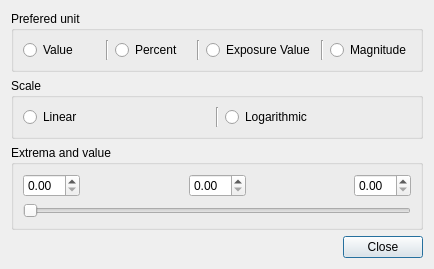
This is ui/slider.ui in ploki/darkflow as Qt 5 draws it before an edit. The edited form follows.
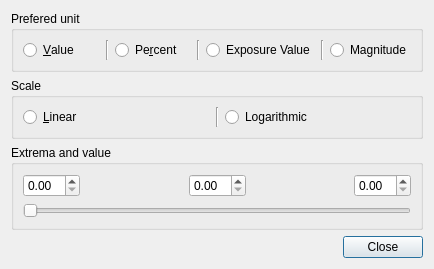
This is the edited form.

Diff of the .ui file:
```diff
--- a/ui/slider.ui
+++ b/ui/slider.ui
@@ -23,7 +23,7 @@
       <item>
        <widget class="QRadioButton" name="radio_value">
         <property name="text">
-         <string>Value</string>
+         <string>&amp;Value</string>
         </property>
        </widget>
       </item>
@@ -37,7 +37,7 @@
       <item>
        <widget class="QRadioButton" name="radio_percent">
         <property name="text">
-         <string>Percent</string>
+         <string>Pe&amp;rcent</string>
         </property>
        </widget>
       </item>
@@ -81,7 +81,7 @@
       <item>
        <widget class="QRadioButton" name="radio_linear">
         <property name="text">
-         <string>Linear</string>
+         <string>&amp;Linear</string>
         </property>
        </widget>
       </item>
```
Left out of the diff: 158 changed lines with no effect on the pictures.
